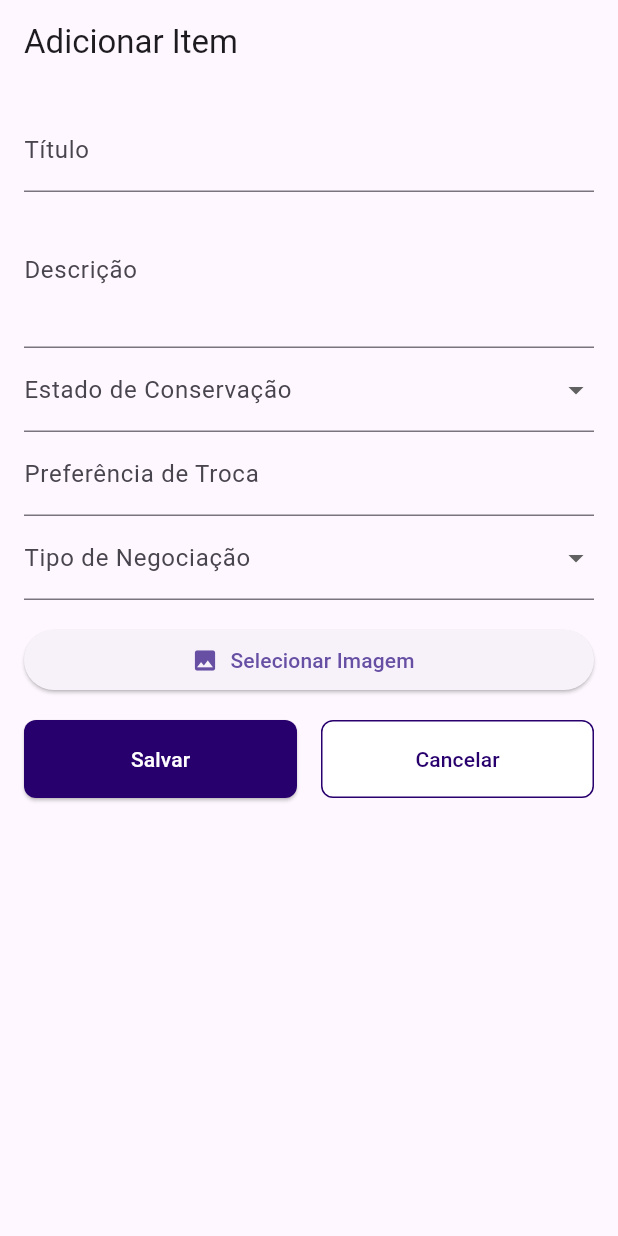
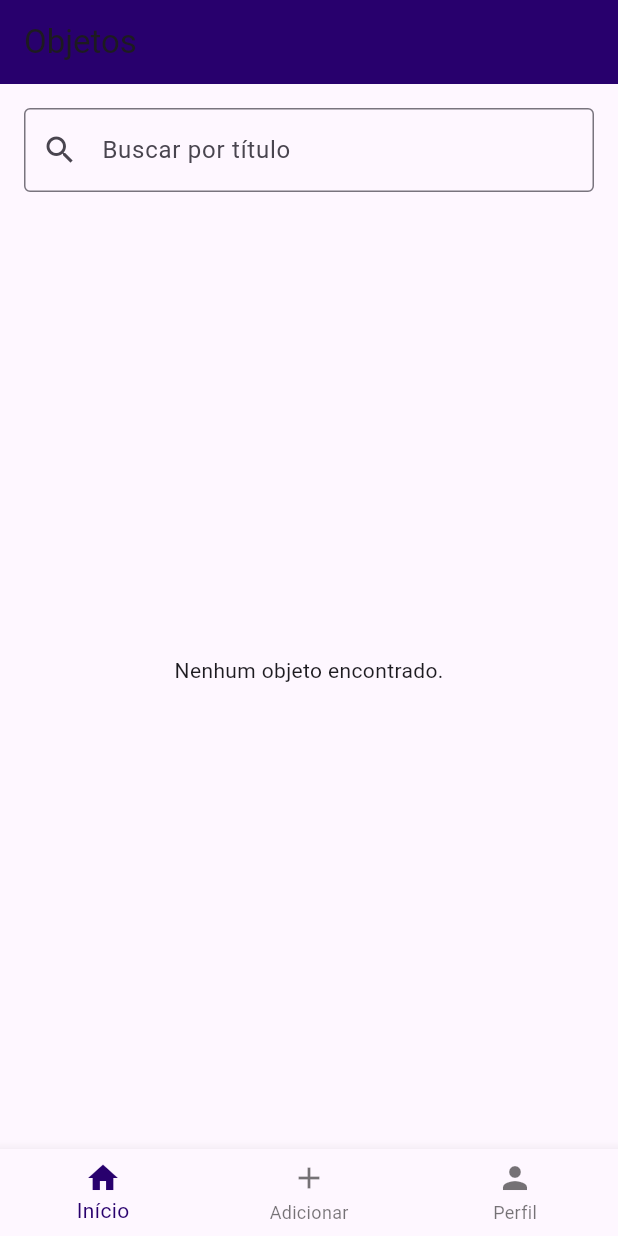
Before and after one commit to LRz00/secure_exchange, a Flutter app: the screen it shows after launch, on a phone screen of 412 x 824 dp. Run offline on Flutter 3.47's test engine with Material 3 defaults, Android fonts, the light colour scheme and no system bars; our stand-ins replace flutter_dotenv, image_picker, parse_server_sdk_flutter; network calls fail.

Commit message:
tela de listagem

```diff
--- a/lib/main.dart
+++ b/lib/main.dart
@@ -1,11 +1,11 @@
 import 'package:flutter/material.dart';
 import 'package:parse_server_sdk_flutter/parse_server_sdk_flutter.dart';
 import 'package:secure_exchange/theme/colors.dart';
-import 'pages/save-object.dart';
+import 'pages/item-list.dart';
 import 'package:flutter_dotenv/flutter_dotenv.dart';
 
 void main() async {
- await dotenv.load(fileName: 'assets/.env'); // <- carrega o .env
+ await dotenv.load(fileName: "assets/.env"); // <- carrega o .env
 
   await Parse().initialize(
     dotenv.env['PARSE_APPLICATION_ID']!,
@@ -24,7 +24,7 @@ class MyApp extends StatelessWidget {
       title: 'Secure EXchange',
       theme: ThemeData(primarySwatch: customSwatch),
       home:
-          SalvarObjetoPage(), //substituir por tela principal ou a que estiver desenvolvendo
+          ListaObjetosPage(), //substituir por tela principal ou a que estiver desenvolvendo
       debugShowCheckedModeBanner: false,
     );
   }
--- /dev/null
+++ b/lib/pages/item-list.dart
@@ -0,0 +1,137 @@
+import 'package:flutter/material.dart';
+import 'package:parse_server_sdk_flutter/parse_server_sdk_flutter.dart';
+import '../theme/colors.dart';
+import 'save-object.dart';
+
+class ListaObjetosPage extends StatefulWidget {
+  @override
+  _ListaObjetosPageState createState() => _ListaObjetosPageState();
+}
+
+class _ListaObjetosPageState extends State<ListaObjetosPage> {
+  List<ParseObject> objetos = [];
+  String filtroTitulo = '';
+  int _paginaAtual = 0;
+
+  @override
+  void initState() {
+    super.initState();
+    _buscarObjetos();
+  }
+
+  Future<void> _buscarObjetos() async {
+    final query = QueryBuilder<ParseObject>(ParseObject('Objeto'));
+    if (filtroTitulo.isNotEmpty) {
+      query.whereContains('titulo', filtroTitulo);
+    }
+
+    final response = await query.query();
+
+    if (response.success && response.results != null) {
+      setState(() {
+        objetos = response.results as List<ParseObject>;
+      });
+    }
+  }
+
+  void _onSearchChanged(String value) {
+    setState(() {
+      filtroTitulo = value;
+    });
+    _buscarObjetos();
+  }
+
+  Widget _buildItem(ParseObject objeto) {
+    final titulo = objeto.get<String>('titulo') ?? '';
+    final descricao = objeto.get<String>('descricao') ?? '';
+    final imagemParseFile = objeto.get<ParseFile>('imagem');
+
+    return Card(
+      margin: const EdgeInsets.symmetric(vertical: 8),
+      child: ListTile(
+        leading: imagemParseFile != null
+            ? Image.network(
+                imagemParseFile.url!,
+                width: 60,
+                height: 60,
+                fit: BoxFit.cover,
+              )
+            : Container(
+                width: 60,
+                height: 60,
+                color: Colors.grey.shade300,
+                child: Icon(Icons.image_not_supported),
+              ),
+        title: Text(titulo),
+        subtitle: Text(descricao, maxLines: 2, overflow: TextOverflow.ellipsis),
+      ),
+    );
+  }
+
+  void _onItemTapped(int index) {
+    if (index == 1) {
+      Navigator.push(
+        context,
+        MaterialPageRoute(builder: (context) => SalvarObjetoPage()),
+      );
+    } else if (index == 2) {
+      // Navegar para a tela de perfil (futura)
+    } else {
+      // Tela atual
+    }
+  }
+
+  @override
+  Widget build(BuildContext context) {
+    return Scaffold(
+      appBar: AppBar(
+        title: Text('Objetos'),
+        backgroundColor: primaryColor,
+      ),
+      body: Padding(
+        padding: const EdgeInsets.all(16),
+        child: Column(
+          children: [
+            TextField(
+              onChanged: _onSearchChanged,
+              decoration: InputDecoration(
+                labelText: 'Buscar por título',
+                prefixIcon: Icon(Icons.search),
+                border: OutlineInputBorder(),
+              ),
+            ),
+            const SizedBox(height: 16),
+            Expanded(
+              child: objetos.isEmpty
+                  ? Center(child: Text('Nenhum objeto encontrado.'))
+                  : ListView.builder(
+                      itemCount: objetos.length,
+                      itemBuilder: (context, index) =>
+                          _buildItem(objetos[index]),
+                    ),
+            ),
+          ],
+        ),
+      ),
+      bottomNavigationBar: BottomNavigationBar(
+        currentIndex: _paginaAtual,
+        onTap: _onItemTapped,
+        selectedItemColor: primaryColor,
+        items: const [
+          BottomNavigationBarItem(
+            icon: Icon(Icons.home),
+            label: 'Início',
+          ),
+          BottomNavigationBarItem(
+            icon: Icon(Icons.add),
+            label: 'Adicionar',
+          ),
+          BottomNavigationBarItem(
+            icon: Icon(Icons.person),
+            label: 'Perfil',
+          ),
+        ],
+      ),
+    );
+  }
+}
--- a/pubspec.yaml
+++ b/pubspec.yaml
@@ -20,3 +20,5 @@ dev_dependencies:
 
 flutter:
   uses-material-design: true
+  assets:
+    - assets/.env
```
Also changed, not shown: 1 other file.
